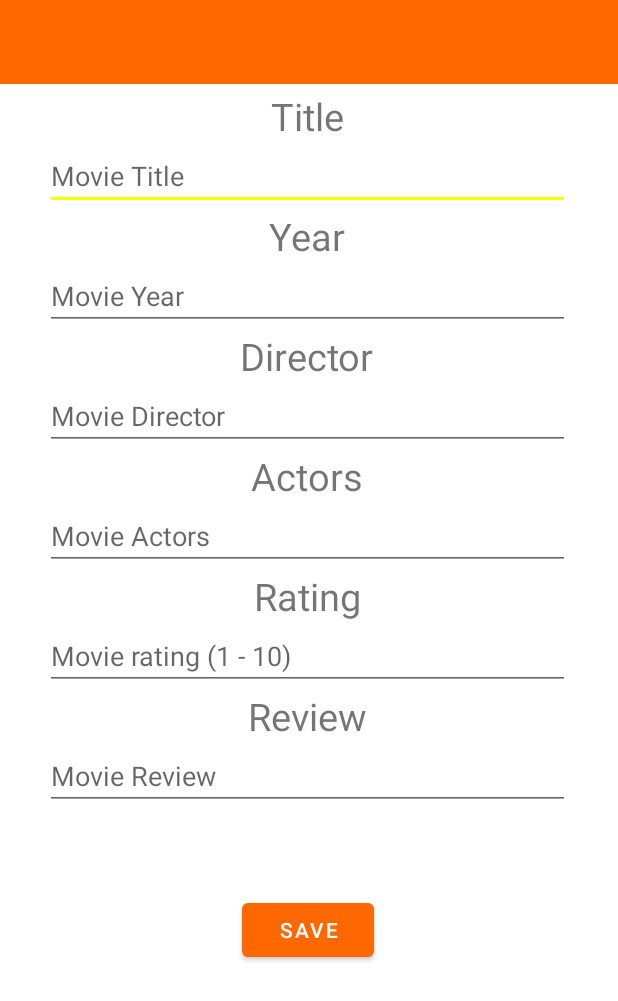
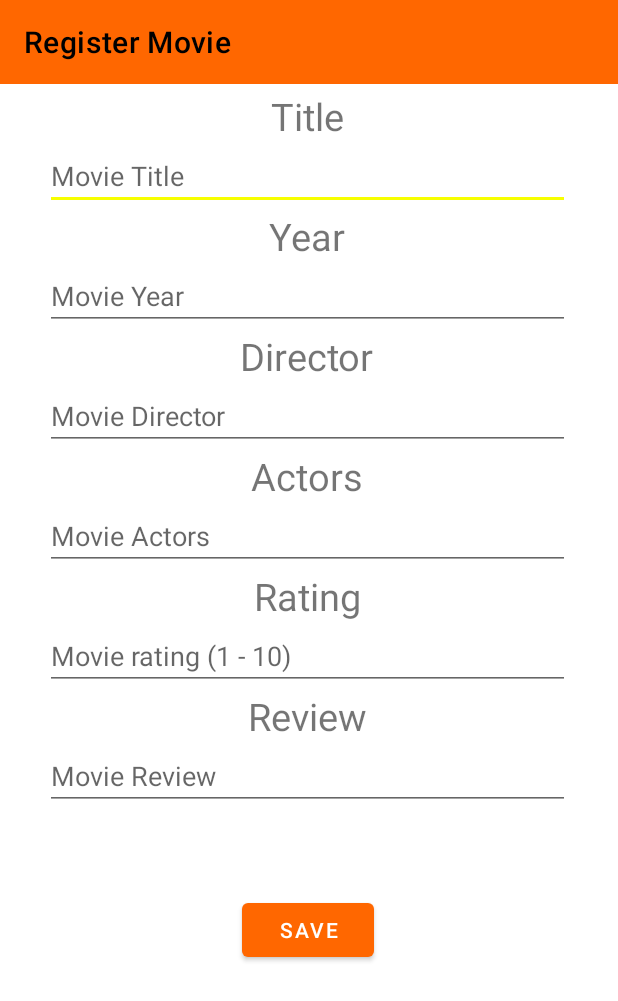
Before and after one commit to DilanJT/THEATERBUZZ, an Android app: the RegisterMovieActivity screen opened directly, with no data from a screen before it, on a phone screen of 412 x 824 dp. Shown: the top 1001 px of the screen. Run offline under Robolectric (Android 15) with nearby library versions, the phone set to English and light mode, and no system bars.

Commit message:
register movie acitivity views initialized

```diff
--- /dev/null
+++ b/app/src/main/java/com/example/theaterbuzz/Movie.java
@@ -0,0 +1,5 @@
+package com.example.theaterbuzz;
+
+public class Movie {
+
+}
--- a/app/src/main/java/com/example/theaterbuzz/RatingsActivity.java
+++ b/app/src/main/java/com/example/theaterbuzz/RatingsActivity.java
@@ -1,6 +1,7 @@
 package com.example.theaterbuzz;
 
 import androidx.appcompat.app.AppCompatActivity;
+import androidx.appcompat.widget.Toolbar;
 
 import android.os.Bundle;
 
@@ -10,5 +11,14 @@ public class RatingsActivity extends AppCompatActivity {
     protected void onCreate(Bundle savedInstanceState) {
         super.onCreate(savedInstanceState);
         setContentView(R.layout.activity_ratings);
+
+        // customizing the tool bar which was manually setup in the xml file
+        Toolbar toolbar = null;
+        if (android.os.Build.VERSION.SDK_INT >= android.os.Build.VERSION_CODES.LOLLIPOP) {
+            toolbar = (Toolbar) findViewById(R.id.toolbar2);
+            toolbar.setTitle(getString(R.string.register_movie));
+            toolbar.setTitleTextColor(getResources().getColor(R.color.black));
+            setSupportActionBar(toolbar);
+        }
     }
 }
--- a/app/src/main/java/com/example/theaterbuzz/RegisterMovieActivity.java
+++ b/app/src/main/java/com/example/theaterbuzz/RegisterMovieActivity.java
@@ -1,14 +1,47 @@
 package com.example.theaterbuzz;
 
 import androidx.appcompat.app.AppCompatActivity;
+import androidx.appcompat.widget.Toolbar;
 
 import android.os.Bundle;
+import android.widget.Button;
+import android.widget.EditText;
 
 public class RegisterMovieActivity extends AppCompatActivity {
+
+    EditText title;
+    EditText year;
+    EditText director;
+    EditText actors;
+    EditText rating;
+    EditText review;
+    Button btnSave;
 
     @Override
     protected void onCreate(Bundle savedInstanceState) {
         super.onCreate(savedInstanceState);
         setContentView(R.layout.activity_register_movie);
+
+        // customizing the tool bar which was manually setup in the xml file
+        Toolbar toolbar = null;
+        if (android.os.Build.VERSION.SDK_INT >= android.os.Build.VERSION_CODES.LOLLIPOP) {
+            toolbar = (Toolbar) findViewById(R.id.toolbar2);
+            toolbar.setTitleTextColor(getResources().getColor(R.color.black));
+            setSupportActionBar(toolbar);
+        }
+
+        //initializing the views
+        title = (EditText) findViewById(R.id.registerTitle);
+        year = (EditText) findViewById(R.id.registerYear);
+        director = (EditText) findViewById(R.id.registerDirector);
+        actors = (EditText) findViewById(R.id.registerActors);
+        rating = (EditText) findViewById(R.id.registerRating);
+        review = (EditText) findViewById(R.id.registerreview);
+        btnSave = (Button) findViewById(R.id.btnRegisterSave);
+    }
+
+    // function to check user have input text in the correct way
+    public void checkTextBoxValidity(){
+
     }
 }
--- a/app/src/main/res/layout/activity_register_movie.xml
+++ b/app/src/main/res/layout/activity_register_movie.xml
@@ -14,6 +14,7 @@
         android:layout_width="match_parent"
         android:layout_height="?attr/actionBarSize"
         android:background="@color/theaterbuzz_orange"
+        app:title="@string/register_movie"
         app:layout_constraintEnd_toEndOf="parent"
         app:layout_constraintStart_toStartOf="parent"
         app:layout_constraintTop_toTopOf="parent"></androidx.appcompat.widget.Toolbar>
--- a/app/src/main/res/values/strings.xml
+++ b/app/src/main/res/values/strings.xml
@@ -1,3 +1,4 @@
 <resources>
     <string name="app_name">THEATERBUZZ</string>
+    <string name="register_movie">Register Movie</string>
 </resources>
```
